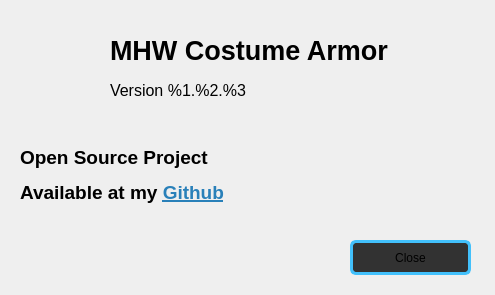
Qt form include/ui/AboutWindow.ui (alcros33/MHW-Costume-Armor) before a commit.
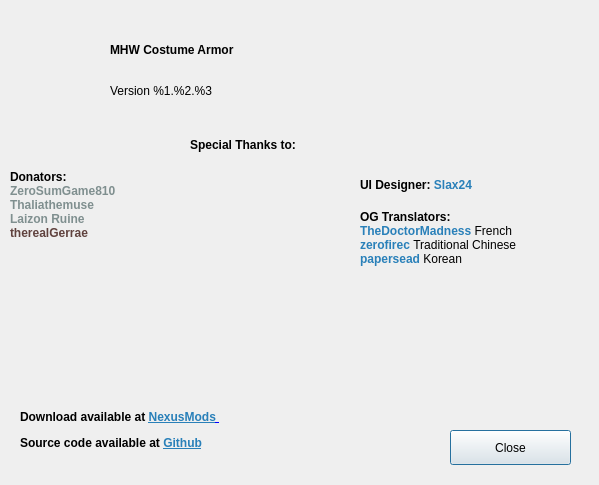
The same form after that commit. Icons and pictures are not drawn.

```diff
--- a/include/ui/AboutWindow.ui
+++ b/include/ui/AboutWindow.ui
@@ -6,8 +6,8 @@
    <rect>
     <x>0</x>
     <y>0</y>
-    <width>495</width>
-    <height>295</height>
+    <width>599</width>
+    <height>485</height>
    </rect>
   </property>
   <property name="sizePolicy">
@@ -19,6 +19,9 @@
   <property name="windowTitle">
    <string>About</string>
   </property>
+  <property name="styleSheet">
+   <string notr="true"></string>
+  </property>
   <property name="locale">
    <locale language="English" country="UnitedStates"/>
   </property>
@@ -32,7 +35,7 @@
     </rect>
    </property>
    <property name="text">
-    <string>&lt;html&gt;&lt;head/&gt;&lt;body&gt;&lt;p&gt;&lt;span style=&quot; font-size:20pt; font-weight:600;&quot;&gt;MHW Costume Armor&lt;/span&gt;&lt;/p&gt;&lt;/body&gt;&lt;/html&gt;</string>
+    <string>&lt;html&gt;&lt;head/&gt;&lt;body&gt;&lt;p&gt;&lt;span style=&quot; font-weight:600;&quot;&gt;MHW Costume Armor&lt;/span&gt;&lt;/p&gt;&lt;/body&gt;&lt;/html&gt;</string>
    </property>
   </widget>
   <widget class="QLabel" name="logo">
@@ -58,40 +61,30 @@
     </rect>
    </property>
    <property name="text">
-    <string>&lt;html&gt;&lt;head/&gt;&lt;body&gt;&lt;p&gt;&lt;span style=&quot; font-size:12pt;&quot;&gt;Version %1.%2.%3&lt;/span&gt;&lt;/p&gt;&lt;/body&gt;&lt;/html&gt;</string>
+    <string>Version %1.%2.%3</string>
    </property>
   </widget>
   <widget class="QLabel" name="description">
    <property name="geometry">
     <rect>
      <x>20</x>
-     <y>140</y>
-     <width>271</width>
-     <height>71</height>
+     <y>390</y>
+     <width>411</width>
+     <height>81</height>
     </rect>
    </property>
    <property name="text">
-    <string>&lt;html&gt;&lt;head/&gt;&lt;body&gt;&lt;p&gt;&lt;span style=&quot; font-size:14pt; font-weight:600;&quot;&gt;Open Source Project&lt;/span&gt;&lt;/p&gt;&lt;p&gt;&lt;span style=&quot; font-size:14pt; font-weight:600;&quot;&gt;Available at my &lt;/span&gt;&lt;a href=&quot;https://github.com/alcros33&quot;&gt;&lt;span style=&quot; font-size:14pt; font-weight:600; text-decoration: underline; color:#2980b9;&quot;&gt;Github&lt;/span&gt;&lt;/a&gt;&lt;/p&gt;&lt;/body&gt;&lt;/html&gt;</string>
-   </property>
-  </widget>
-  <widget class="QLabel" name="mit">
-   <property name="geometry">
-    <rect>
-     <x>370</x>
-     <y>140</y>
-     <width>81</width>
-     <height>71</height>
-    </rect>
-   </property>
-   <property name="text">
-    <string>&lt;html&gt;&lt;head/&gt;&lt;body&gt;&lt;p&gt;&lt;img src=&quot;:/MIT_License.png&quot; width=&quot;90&quot; heigth = &quot;90&quot;/&gt;&lt;/p&gt;&lt;/body&gt;&lt;/html&gt;</string>
+    <string>&lt;html&gt;&lt;head/&gt;&lt;body  style=&quot;font-weight:600;&quot;&gt;
+&lt;p&gt; Download available at &lt;a href=&quot;https://www.nexusmods.com/monsterhunterworld/mods/672r&quot;&gt;&lt;span style=&quot;text-decoration: underline; color:#2980b9;&quot;&gt;NexusMods&lt;/span&gt; &lt;/a&gt;&lt;/p&gt;
+
+&lt;p&gt;Source code available at &lt;a href=&quot;https://github.com/alcros33/MHW-Costume-Armor&quot;&gt;&lt;span style=&quot; text-decoration: underline; color:#2980b9;&quot;&gt;Github&lt;/span&gt;&lt;/a&gt;&lt;/p&gt;&lt;/body&gt;&lt;/html&gt;</string>
    </property>
   </widget>
   <widget class="QPushButton" name="closeButton">
    <property name="geometry">
     <rect>
-     <x>350</x>
-     <y>240</y>
+     <x>450</x>
+     <y>430</y>
      <width>121</width>
      <height>35</height>
     </rect>
@@ -106,36 +99,95 @@
     </font>
    </property>
    <property name="styleSheet">
-    <string notr="true">QPushButton:hover:!pressed:enabled
-{
-	background-color :rgb(66, 192, 251);
-	border: 3px solid rgb(48, 73, 157);
-}
-
-QPushButton
-{
-font: 9pt &quot;MS Shell Dlg 2&quot;;
-border: 3px solid #42c0fb;
-background-color: rgb(50, 50, 50);
- border-radius: 6px;
-}
-
-QPushButton:pressed {
-background-color :rgb(48, 73, 157);
-border: 3px solid rgb(26, 40, 86);
-
-}
-QPushButton:disabled {
-background-color : rgba(50, 50, 50, 150);
-border: 1px solid rgba(66, 192, 251, 150);
-color: rgba(255,255,255,100);
-
-}</string>
+    <string notr="true"/>
    </property>
    <property name="text">
     <string>Close</string>
    </property>
   </widget>
+  <widget class="QLabel" name="helpersTrans">
+   <property name="geometry">
+    <rect>
+     <x>360</x>
+     <y>210</y>
+     <width>221</width>
+     <height>91</height>
+    </rect>
+   </property>
+   <property name="text">
+    <string>&lt;html&gt;&lt;head/&gt;&lt;body &gt;
+&lt;span  style=&quot;font-weight:600;&quot;&gt;OG Translators: &lt;/span&gt;
+&lt;br&gt;&lt;span style=&quot;color:#2980b9; font-weight:500;&quot;&gt; TheDoctorMadness &lt;/span&gt;French
+&lt;br&gt;&lt;span style=&quot;color:#2980b9; font-weight:500;&quot;&gt; zerofirec &lt;/span&gt;Traditional Chinese
+&lt;br&gt;&lt;span style=&quot;color:#2980b9; font-weight:500;&quot;&gt; papersead &lt;/span&gt;Korean&lt;/body&gt;&lt;/html&gt;</string>
+   </property>
+   <property name="alignment">
+    <set>Qt::AlignLeading|Qt::AlignLeft|Qt::AlignTop</set>
+   </property>
+  </widget>
+  <widget class="QLabel" name="thanks">
+   <property name="geometry">
+    <rect>
+     <x>190</x>
+     <y>130</y>
+     <width>201</width>
+     <height>31</height>
+    </rect>
+   </property>
+   <property name="text">
+    <string>&lt;html&gt;&lt;head/&gt;&lt;body &gt;
+&lt;p  style=&quot; font-weight:600;&quot;&gt;Special Thanks to:&lt;/p&gt;
+&lt;/body&gt;&lt;/html&gt;</string>
+   </property>
+  </widget>
+  <widget class="QLabel" name="helperUI">
+   <property name="geometry">
+    <rect>
+     <x>360</x>
+     <y>170</y>
+     <width>181</width>
+     <height>31</height>
+    </rect>
+   </property>
+   <property name="text">
+    <string>&lt;html&gt;&lt;head/&gt;&lt;body &gt;
+&lt;span  style=&quot;font-weight:600;&quot;&gt;UI Designer: &lt;/span&gt; &lt;span style=&quot;color:#2980b9; font-weight:500;&quot;&gt; Slax24 &lt;/span&gt;
+&lt;/span&gt;
+ &lt;/body&gt;&lt;/html&gt;</string>
+   </property>
+  </widget>
+  <widget class="QLabel" name="helpersDonators">
+   <property name="geometry">
+    <rect>
+     <x>10</x>
+     <y>170</y>
+     <width>311</width>
+     <height>211</height>
+    </rect>
+   </property>
+   <property name="text">
+    <string>&lt;html&gt;&lt;head/&gt;&lt;body &gt;
+&lt;span  style=&quot;font-weight:600;&quot;&gt; Donators:&lt;br&gt;&lt;/span&gt;&lt;span style=&quot; font-weight:500;&quot;&gt;
+&lt;span style=&quot;color:#4668b9; font-weight:500;&quot;&gt;
+
+&lt;/span&gt;
+&lt;span style=&quot;color:#9a692d; font-weight:500;&quot;&gt;
+
+&lt;/span&gt;
+&lt;span style=&quot;color:#7f8f8f; font-weight:500;&quot;&gt;
+ZeroSumGame810&lt;br&gt;
+Thaliathemuse&lt;br&gt;
+Laizon Ruine&lt;br&gt;
+&lt;/span&gt;
+&lt;span style=&quot;color:#60423e; font-weight:500;&quot;&gt;
+therealGerrae&lt;br&gt;
+&lt;/span&gt;
+&lt;/span&gt;&lt;/body&gt;&lt;/html&gt;</string>
+   </property>
+   <property name="alignment">
+    <set>Qt::AlignLeading|Qt::AlignLeft|Qt::AlignTop</set>
+   </property>
+  </widget>
  </widget>
  <resources>
   <include location="../../resources/Icons.qrc"/>
```
Left out of the diff: 8 changed lines with no effect on the pictures.
